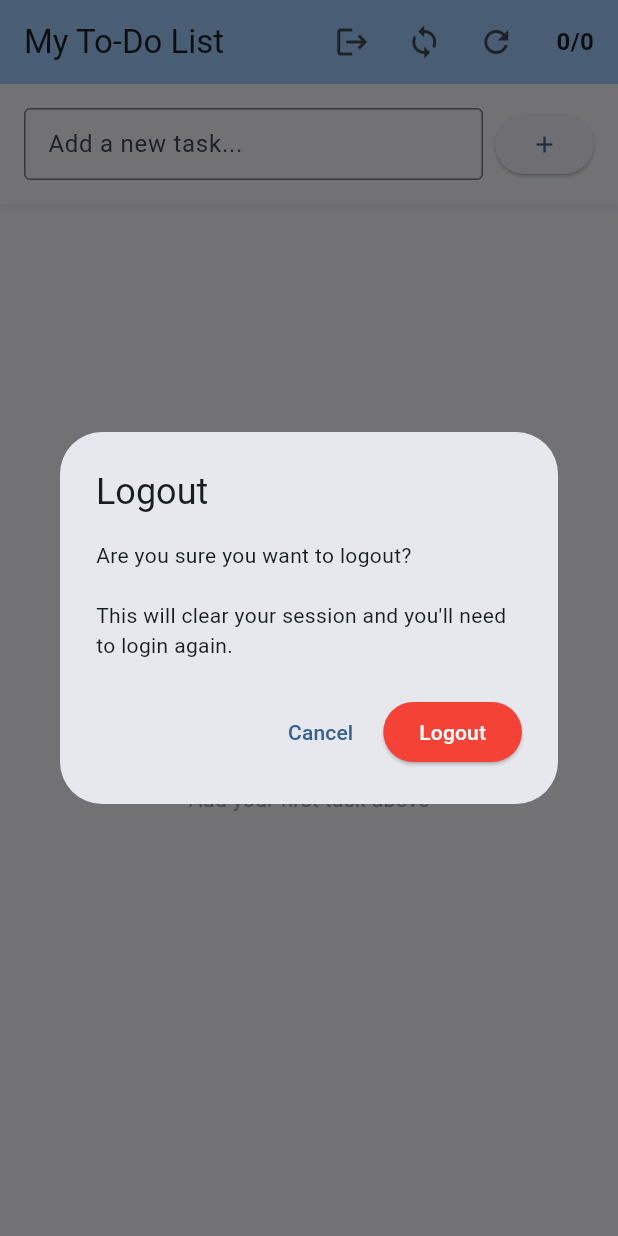
After one commit to goosetea04/solidtasks, a Flutter app: the screen it shows after launch, after a tap on the "logout" icon, on a phone screen of 412 x 824 dp. The commit adds this screen. Run offline on Flutter 3.47's test engine with Material 3 defaults, Android fonts, the phone set to English and light mode, and no system bars; our stand-ins replace flutter_riverpod, shared_preferences; missing offline and left inert: solidpod, tidypod; statements that could not run were skipped.

Commit message:
completed log out

```diff
--- a/lib/main.dart
+++ b/lib/main.dart
@@ -32,6 +32,7 @@ Widget buildSolidLogin() {
       return SolidLogin(
         required: true,
         title: 'SolidTasks',
+        logo:  const AssetImage('assets/logo.png'),
         child: const TodoHomePage(),
       );
     },
--- a/lib/pages/homepage.dart
+++ b/lib/pages/homepage.dart
@@ -6,6 +6,7 @@ import '../widgets/task_item.dart';
 import '../widgets/add_task_widget.dart';
 import '../widgets/edit_task_dialog.dart';
 import '../widgets/empty_state.dart';
+import '../widgets/logout_dialog.dart';
 
 class TodoHomePage extends ConsumerStatefulWidget {
   const TodoHomePage({Key? key}) : super(key: key);
@@ -91,7 +92,7 @@ class _TodoHomePageState extends ConsumerState<TodoHomePage> {
     _saveTasksToPod();
   }
 
-  void _updateTask(String id, String newTitle, DateTime? dueDate) {
+  void _updateTask(String id, String newTitle, {DateTime? dueDate}) {
     ref.read(tasksProvider.notifier).updateTask(id, newTitle, dueDate: dueDate);
     _saveTasksToPod();
   }
@@ -100,8 +101,47 @@ class _TodoHomePageState extends ConsumerState<TodoHomePage> {
     showEditTaskDialog(
       context,
       task,
-      (title, dueDate) => _updateTask(task.id, title, dueDate),
+      (title, dueDate) => _updateTask(task.id, title, dueDate: dueDate),
     );
+  }
+
+  Future<void> _logout() async {
+    // Show confirmation dialog
+    final confirmed = await showLogoutDialog(context);
+
+    if (confirmed == true) {
+      setState(() {
+        _isLoading = true;
+      });
+
+      try {
+        // Clear all tasks from local state
+        ref.read(tasksProvider.notifier).setTasks([]);
+
+        // Logout from POD using official deleteLogIn method
+        final success = await PodService.logout();
+
+        if (success && mounted) {
+          _showSuccessSnackBar('Logged out successfully!');
+
+          // You can navigate to login screen here if you have one
+          // Navigator.of(context).pushReplacementNamed('/login');
+        } else if (mounted) {
+          _showErrorSnackBar('Error during logout. Please try again.');
+        }
+      } catch (e) {
+        debugPrint('Logout error: $e');
+        if (mounted) {
+          _showErrorSnackBar('Logout failed: $e');
+        }
+      } finally {
+        if (mounted) {
+          setState(() {
+            _isLoading = false;
+          });
+        }
+      }
+    }
   }
 
   // UI Helper methods
@@ -141,6 +181,12 @@ class _TodoHomePageState extends ConsumerState<TodoHomePage> {
         title: const Text('My To‑Do List'),
         backgroundColor: Theme.of(context).colorScheme.inversePrimary,
         actions: [
+          // Logout button
+          IconButton(
+            onPressed: _logout,
+            icon: const Icon(Icons.logout),
+            tooltip: 'Logout',
+          ),
           // Sync button
           IconButton(
             onPressed: _isSyncing ? null : _saveTasksToPod,
--- a/lib/services/pod_service.dart
+++ b/lib/services/pod_service.dart
@@ -8,6 +8,54 @@ class PodService {
   static const String profCard = '/profile/card#me';
   static const String myTasksFile = 'tasks.ttl';
   static const String updateTimeLabel = 'lastUpdated';
+
+  // Logout user and clear session
+  static Future<bool> logout() async {
+    try {
+      debugPrint('Logging out user...');
+
+      // Use the official solidpod deleteLogIn method
+      // This deletes login information from local storage
+      final success = await deleteLogIn();
+
+      if (success) {
+        debugPrint('User logged out successfully');
+        return true;
+      } else {
+        debugPrint('Failed to delete login information');
+        return false;
+      }
+    } catch (e) {
+      debugPrint('Error during logout: $e');
+      return false;
+    }
+  }
+
+  // Alternative logout with popup (if you prefer the built-in UI)
+  static Future<void> logoutWithPopup(BuildContext context) async {
+    try {
+      debugPrint('Showing logout popup...');
+
+      // Use the official solidpod logoutPopup method
+      await logoutPopup(context, const Text('Logout'));
+
+      debugPrint('Logout popup completed');
+    } catch (e) {
+      debugPrint('Error during logout popup: $e');
+      rethrow;
+    }
+  }
+
+  // Check if user is currently logged in
+  static Future<bool> isLoggedIn() async {
+    try {
+      final webId = await getWebId();
+      return webId != null && webId.isNotEmpty;
+    } catch (e) {
+      debugPrint('Error checking login status: $e');
+      return false;
+    }
+  }
 
   // Load tasks from POD
   static Future<List<Task>> loadTasks(BuildContext context, StatefulWidget widget) async {
--- /dev/null
+++ b/lib/widgets/logout_dialog.dart
@@ -0,0 +1,42 @@
+import 'package:flutter/material.dart';
+
+class LogoutDialog extends StatelessWidget {
+  final bool useBuiltInPopup;
+
+  const LogoutDialog({
+    Key? key,
+    this.useBuiltInPopup = false,
+  }) : super(key: key);
+
+  @override
+  Widget build(BuildContext context) {
+    return AlertDialog(
+      title: const Text('Logout'),
+      content: const Text(
+        'Are you sure you want to logout?\n\nThis will clear your session and you\'ll need to login again.',
+      ),
+      actions: [
+        TextButton(
+          onPressed: () => Navigator.of(context).pop(false),
+          child: const Text('Cancel'),
+        ),
+        ElevatedButton(
+          onPressed: () => Navigator.of(context).pop(true),
+          style: ElevatedButton.styleFrom(
+            backgroundColor: Colors.red,
+            foregroundColor: Colors.white,
+          ),
+          child: const Text('Logout'),
+        ),
+      ],
+    );
+  }
+}
+
+// Helper function to show the logout dialog
+Future<bool?> showLogoutDialog(BuildContext context, {bool useBuiltInPopup = false}) {
+  return showDialog<bool>(
+    context: context,
+    builder: (context) => LogoutDialog(useBuiltInPopup: useBuiltInPopup),
+  );
+}
--- a/pubspec.yaml
+++ b/pubspec.yaml
@@ -73,7 +73,8 @@ flutter:
   uses-material-design: true
 
   # To add assets to your application, add an assets section, like this:
-  # assets:
+  assets:
+    - assets/logo.png
   #   - images/a_dot_burr.jpeg
   #   - images/a_dot_ham.jpeg
 
```
Also changed, not shown: assets/logo.png (added).
